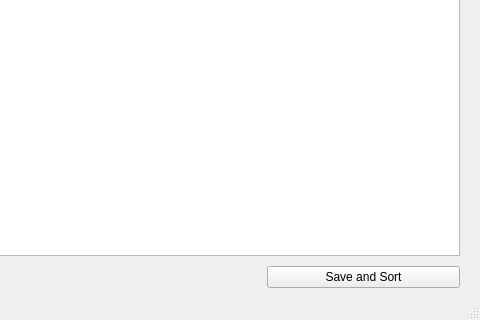
Before: the Qt Designer form vgtracker.ui in 0LTSU0/VGTracker, drawn with Qt 5; both pictures show x 627 to 1107 and y 450 to 770 of the 1107 by 770 pixel window.
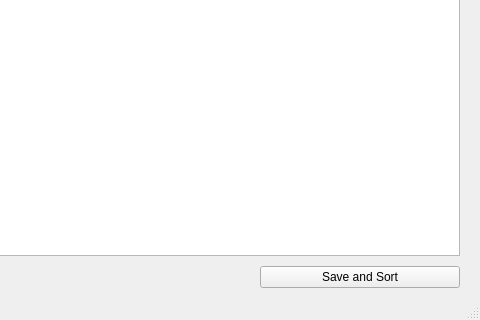
After: the same form once the commit is applied.

The edit to the form file:
```diff
--- a/vgtracker.ui
+++ b/vgtracker.ui
@@ -121,14 +121,14 @@
       <item>
        <widget class="QPushButton" name="saveTable">
         <property name="sizePolicy">
-         <sizepolicy hsizetype="Minimum" vsizetype="Fixed">
+         <sizepolicy hsizetype="Fixed" vsizetype="Fixed">
           <horstretch>0</horstretch>
           <verstretch>0</verstretch>
          </sizepolicy>
         </property>
         <property name="minimumSize">
          <size>
-          <width>0</width>
+          <width>200</width>
           <height>0</height>
          </size>
         </property>
```
